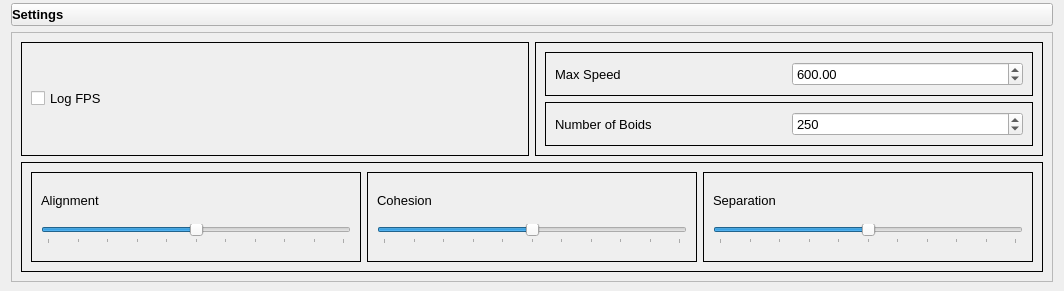
The window that ui/Settings.ui (kpdudek/Boids) describes before a commit, drawn with Qt 5.
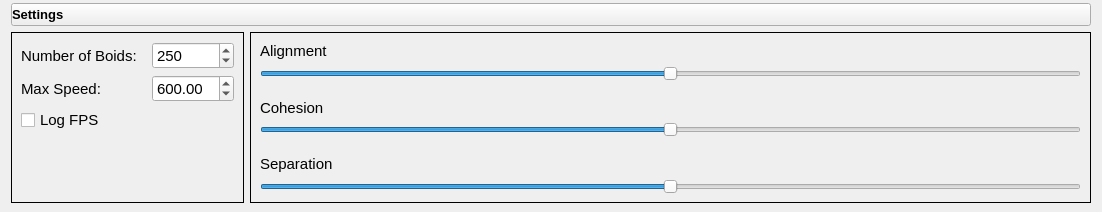
The same window after the commit. Icons and pictures are not drawn.

What changed in the file:
```diff
--- a/ui/Settings.ui
+++ b/ui/Settings.ui
@@ -6,8 +6,8 @@
    <rect>
     <x>0</x>
     <y>0</y>
-    <width>1064</width>
-    <height>288</height>
+    <width>1102</width>
+    <height>212</height>
    </rect>
   </property>
   <property name="sizePolicy">
@@ -59,6 +59,12 @@
       <iconset>
        <normaloff>icons/expand_down.png</normaloff>icons/expand_down.png</iconset>
      </property>
+     <property name="iconSize">
+      <size>
+       <width>16</width>
+       <height>16</height>
+      </size>
+     </property>
      <property name="checkable">
       <bool>true</bool>
      </property>
@@ -70,14 +76,32 @@
    <item row="1" column="0" colspan="2">
     <widget class="QFrame" name="settings_frame">
      <property name="frameShape">
-      <enum>QFrame::StyledPanel</enum>
+      <enum>QFrame::NoFrame</enum>
      </property>
      <property name="frameShadow">
       <enum>QFrame::Plain</enum>
      </property>
      <layout class="QGridLayout" name="gridLayout_9">
+      <property name="leftMargin">
+       <number>0</number>
+      </property>
+      <property name="topMargin">
+       <number>0</number>
+      </property>
+      <property name="rightMargin">
+       <number>0</number>
+      </property>
+      <property name="bottomMargin">
+       <number>0</number>
+      </property>
       <item row="0" column="0" colspan="2">
        <widget class="QFrame" name="frame">
+        <property name="sizePolicy">
+         <sizepolicy hsizetype="Preferred" vsizetype="Preferred">
+          <horstretch>0</horstretch>
+          <verstretch>0</verstretch>
+         </sizepolicy>
+        </property>
         <property name="frameShape">
          <enum>QFrame::Box</enum>
         </property>
@@ -85,11 +109,23 @@
          <enum>QFrame::Plain</enum>
         </property>
         <layout class="QGridLayout" name="gridLayout_6">
-         <item row="1" column="0">
-          <widget class="QCheckBox" name="checkBox">
+         <property name="leftMargin">
+          <number>9</number>
+         </property>
+         <property name="topMargin">
+          <number>9</number>
+         </property>
+         <property name="rightMargin">
+          <number>9</number>
+         </property>
+         <property name="bottomMargin">
+          <number>9</number>
+         </property>
+         <item row="2" column="0">
+          <widget class="QCheckBox" name="log_fps_checkbox">
            <property name="font">
             <font>
-             <pointsize>10</pointsize>
+             <pointsize>11</pointsize>
             </font>
            </property>
            <property name="text">
@@ -97,10 +133,182 @@
            </property>
           </widget>
          </item>
+         <item row="0" column="0">
+          <widget class="QFrame" name="frame_6">
+           <property name="sizePolicy">
+            <sizepolicy hsizetype="Preferred" vsizetype="Fixed">
+             <horstretch>0</horstretch>
+             <verstretch>0</verstretch>
+            </sizepolicy>
+           </property>
+           <property name="frameShape">
+            <enum>QFrame::NoFrame</enum>
+           </property>
+           <property name="frameShadow">
+            <enum>QFrame::Plain</enum>
+           </property>
+           <layout class="QGridLayout" name="gridLayout_8">
+            <property name="leftMargin">
+             <number>0</number>
+            </property>
+            <property name="topMargin">
+             <number>0</number>
+            </property>
+            <property name="rightMargin">
+             <number>0</number>
+            </property>
+            <property name="bottomMargin">
+             <number>0</number>
+            </property>
+            <item row="0" column="0">
+             <widget class="QLabel" name="label_4">
+              <property name="sizePolicy">
+               <sizepolicy hsizetype="Expanding" vsizetype="Preferred">
+                <horstretch>0</horstretch>
+                <verstretch>0</verstretch>
+               </sizepolicy>
+              </property>
+              <property name="minimumSize">
+               <size>
+                <width>125</width>
+                <height>0</height>
+               </size>
+              </property>
+              <property name="maximumSize">
+               <size>
+                <width>125</width>
+                <height>16777215</height>
+               </size>
+              </property>
+              <property name="font">
+               <font>
+                <pointsize>11</pointsize>
+               </font>
+              </property>
+              <property name="text">
+               <string>Number of Boids: </string>
+              </property>
+             </widget>
+            </item>
+            <item row="0" column="1">
+             <widget class="QSpinBox" name="boid_count_spinbox">
+              <property name="font">
+               <font>
+                <pointsize>11</pointsize>
+               </font>
+              </property>
+              <property name="minimum">
+               <number>1</number>
+              </property>
+              <property name="maximum">
+               <number>500</number>
+              </property>
+              <property name="value">
+               <number>250</number>
+              </property>
+             </widget>
+            </item>
+           </layout>
+          </widget>
+         </item>
+         <item row="1" column="0">
+          <widget class="QFrame" name="frame_5">
+           <property name="sizePolicy">
+            <sizepolicy hsizetype="Preferred" vsizetype="Fixed">
+             <horstretch>0</horstretch>
+             <verstretch>0</verstretch>
+            </sizepolicy>
+           </property>
+           <property name="frameShape">
+            <enum>QFrame::NoFrame</enum>
+           </property>
+           <property name="frameShadow">
+            <enum>QFrame::Plain</enum>
+           </property>
+           <layout class="QGridLayout" name="gridLayout_7">
+            <property name="leftMargin">
+             <number>0</number>
+            </property>
+            <property name="topMargin">
+             <number>0</number>
+            </property>
+            <property name="rightMargin">
+             <number>0</number>
+            </property>
+            <property name="bottomMargin">
+             <number>0</number>
+            </property>
+            <item row="0" column="0">
+             <widget class="QLabel" name="label_5">
+              <property name="sizePolicy">
+               <sizepolicy hsizetype="Expanding" vsizetype="Preferred">
+                <horstretch>0</horstretch>
+                <verstretch>0</verstretch>
+               </sizepolicy>
+              </property>
+              <property name="minimumSize">
+               <size>
+                <width>125</width>
+                <height>0</height>
+               </size>
+              </property>
+              <property name="maximumSize">
+               <size>
+                <width>125</width>
+                <height>16777215</height>
+               </size>
+              </property>
+              <property name="font">
+               <font>
+                <pointsize>11</pointsize>
+               </font>
+              </property>
+              <property name="text">
+               <string>Max Speed: </string>
+              </property>
+             </widget>
+            </item>
+            <item row="0" column="1">
+             <widget class="QDoubleSpinBox" name="max_speed_spinbox">
+              <property name="font">
+               <font>
+                <pointsize>11</pointsize>
+               </font>
+              </property>
+              <property name="minimum">
+               <double>1.000000000000000</double>
+              </property>
+              <property name="maximum">
+               <double>1000.000000000000000</double>
+              </property>
+              <property name="singleStep">
+               <double>10.000000000000000</double>
+              </property>
+              <property name="value">
+               <double>600.000000000000000</double>
+              </property>
+             </widget>
+            </item>
+           </layout>
+          </widget>
+         </item>
+         <item row="3" column="0">
+          <spacer name="verticalSpacer">
+           <property name="orientation">
+            <enum>Qt::Vertical</enum>
+           </property>
+           <property name="sizeHint" stdset="0">
+            <size>
+             <width>20</width>
+             <height>40</height>
+            </size>
+           </property>
+          </spacer>
+         </item>
         </layout>
        </widget>
       </item>
-      <item row="2" column="0" colspan="4">
+      <item row="0" column="2">
        <widget class="QFrame" name="flocking_settings">
         <property name="minimumSize">
          <size>
@@ -122,83 +330,28 @@
         </property>
         <layout class="QGridLayout" name="gridLayout_2">
          <property name="leftMargin">
-          <number>9</number>
+          <number>0</number>
          </property>
          <property name="topMargin">
-          <number>9</number>
+          <number>0</number>
          </property>
          <property name="rightMargin">
-          <number>9</number>
+          <number>0</number>
          </property>
          <property name="bottomMargin">
-          <number>9</number>
+          <number>0</number>
          </property>
          <property name="verticalSpacing">
           <number>0</number>
          </property>
-         <item row="2" column="2">
-          <widget class="QFrame" name="frame_4">
-           <property name="maximumSize">
-            <size>
-             <width>16777215</width>
-             <height>16777215</height>
-            </size>
-           </property>
-           <property name="frameShape">
-            <enum>QFrame::Box</enum>
-           </property>
-           <property name="frameShadow">
-            <enum>QFrame::Plain</enum>
-           </property>
-           <layout class="QGridLayout" name="gridLayout_5">
-            <item row="0" column="0">
-             <widget class="QLabel" name="label_3">
-              <property name="maximumSize">
-               <size>
-                <width>16777215</width>
-                <height>20</height>
-               </size>
-              </property>
-              <property name="font">
-               <font>
-                <pointsize>10</pointsize>
-               </font>
-              </property>
-              <property name="text">
-               <string>Separation</string>
-              </property>
-             </widget>
-            </item>
-            <item row="1" column="0">
-             <widget class="QSlider" name="horizontalSlider_3">
-              <property name="maximum">
-               <number>10</number>
-              </property>
-              <property name="singleStep">
-               <number>1</number>
-              </property>
-              <property name="pageStep">
-               <number>5</number>
-              </property>
-              <property name="value">
-               <number>5</number>
-              </property>
-              <property name="orientation">
-               <enum>Qt::Horizontal</enum>
-              </property>
-              <property name="tickPosition">
-               <enum>QSlider::TicksBelow</enum>
-              </property>
-              <property name="tickInterval">
-               <number>1</number>
-              </property>
-             </widget>
-            </item>
-           </layout>
-          </widget>
-         </item>
          <item row="2" column="1">
           <widget class="QFrame" name="frame_3">
+           <property name="sizePolicy">
+            <sizepolicy hsizetype="Preferred" vsizetype="Fixed">
+             <horstretch>0</horstretch>
+             <verstretch>0</verstretch>
+            </sizepolicy>
+           </property>
            <property name="maximumSize">
             <size>
              <width>16777215</width>
@@ -206,38 +359,13 @@
             </size>
            </property>
            <property name="frameShape">
-            <enum>QFrame::Box</enum>
+            <enum>QFrame::NoFrame</enum>
            </property>
            <property name="frameShadow">
             <enum>QFrame::Plain</enum>
            </property>
            <layout class="QGridLayout" name="gridLayout_4">
             <item row="1" column="0">
-             <widget class="QSlider" name="horizontalSlider_2">
-              <property name="maximum">
-               <number>10</number>
-              </property>
-              <property name="singleStep">
-               <number>1</number>
-              </property>
-              <property name="pageStep">
-               <number>5</number>
-              </property>
-              <property name="value">
-               <number>5</number>
-              </property>
-              <property name="orientation">
-               <enum>Qt::Horizontal</enum>
-              </property>
-              <property name="tickPosition">
-               <enum>QSlider::TicksBelow</enum>
-              </property>
-              <property name="tickInterval">
-               <number>1</number>
-              </property>
-             </widget>
-            </item>
-            <item row="0" column="0">
              <widget class="QLabel" name="label_2">
               <property name="maximumSize">
                <size>
@@ -247,7 +375,7 @@
               </property>
               <property name="font">
                <font>
-                <pointsize>10</pointsize>
+                <pointsize>11</pointsize>
                </font>
               </property>
               <property name="text">
@@ -255,11 +383,48 @@
               </property>
              </widget>
             </item>
+            <item row="2" column="0">
+             <widget class="QSlider" name="cohesion_slider">
+              <property name="maximum">
+               <number>10</number>
+              </property>
+              <property name="singleStep">
+               <number>1</number>
+              </property>
+              <property name="pageStep">
+               <number>5</number>
+              </property>
+              <property name="value">
+               <number>5</number>
+              </property>
+              <property name="orientation">
+               <enum>Qt::Horizontal</enum>
+              </property>
+              <property name="invertedAppearance">
+               <bool>false</bool>
+              </property>
+              <property name="invertedControls">
+               <bool>false</bool>
+              </property>
+              <property name="tickPosition">
+               <enum>QSlider::NoTicks</enum>
+              </property>
+              <property name="tickInterval">
+               <number>1</number>
+              </property>
+             </widget>
+            </item>
            </layout>
           </widget>
          </item>
-         <item row="2" column="0">
+         <item row="0" column="1">
           <widget class="QFrame" name="frame_2">
+           <property name="sizePolicy">
+            <sizepolicy hsizetype="Preferred" vsizetype="Fixed">
+             <horstretch>0</horstretch>
+             <verstretch>0</verstretch>
+            </sizepolicy>
+           </property>
            <property name="maximumSize">
             <size>
              <width>16777215</width>
@@ -267,7 +432,7 @@
             </size>
            </property>
            <property name="frameShape">
-            <enum>QFrame::Box</enum>
+            <enum>QFrame::NoFrame</enum>
            </property>
            <property name="frameShadow">
             <enum>QFrame::Plain</enum>
@@ -283,7 +448,7 @@
               </property>
               <property name="font">
                <font>
-                <pointsize>10</pointsize>
+                <pointsize>11</pointsize>
                </font>
               </property>
               <property name="text">
@@ -292,7 +457,7 @@
              </widget>
             </item>
             <item row="1" column="0">
-             <widget class="QSlider" name="horizontalSlider">
+             <widget class="QSlider" name="alignment_slider">
               <property name="maximum">
                <number>10</number>
               </property>
@@ -308,8 +473,14 @@
               <property name="orientation">
                <enum>Qt::Horizontal</enum>
               </property>
+              <property name="invertedAppearance">
+               <bool>false</bool>
+              </property>
+              <property name="invertedControls">
+               <bool>false</bool>
+              </property>
               <property name="tickPosition">
-               <enum>QSlider::TicksBelow</enum>
+               <enum>QSlider::NoTicks</enum>
               </property>
               <property name="tickInterval">
                <number>1</number>
@@ -319,99 +490,73 @@
            </layout>
           </widget>
          </item>
-        </layout>
-       </widget>
-      </item>
-      <item row="0" column="2" colspan="2">
-       <widget class="QFrame" name="frame_7">
-        <property name="frameShape">
-         <enum>QFrame::Box</enum>
-        </property>
-        <property name="frameShadow">
-         <enum>QFrame::Plain</enum>
-        </property>
-        <layout class="QGridLayout" name="gridLayout_10">
-         <item row="0" column="0">
-          <widget class="QFrame" name="frame_5">
+         <item row="3" column="1">
+          <widget class="QFrame" name="frame_4">
+           <property name="sizePolicy">
+            <sizepolicy hsizetype="Preferred" vsizetype="Fixed">
+             <horstretch>0</horstretch>
+             <verstretch>0</verstretch>
+            </sizepolicy>
+           </property>
+           <property name="maximumSize">
+            <size>
+             <width>16777215</width>
+             <height>16777215</height>
+            </size>
+           </property>
            <property name="frameShape">
-            <enum>QFrame::Box</enum>
+            <enum>QFrame::NoFrame</enum>
            </property>
            <property name="frameShadow">
             <enum>QFrame::Plain</enum>
            </property>
-           <layout class="QGridLayout" name="gridLayout_7">
+           <layout class="QGridLayout" name="gridLayout_5">
             <item row="0" column="0">
-             <widget class="QLabel" name="label_5">
+             <widget class="QLabel" name="label_3">
+              <property name="maximumSize">
+               <size>
+                <width>16777215</width>
+                <height>20</height>
+               </size>
+              </property>
               <property name="font">
                <font>
-                <pointsize>10</pointsize>
+                <pointsize>11</pointsize>
                </font>
               </property>
               <property name="text">
-               <string>Max Speed</string>
+               <string>Separation</string>
               </property>
              </widget>
             </item>
-            <item row="0" column="1">
-             <widget class="QDoubleSpinBox" name="doubleSpinBox">
-              <property name="font">
-               <font>
-                <pointsize>10</pointsize>
-               </font>
-              </property>
-              <property name="minimum">
-               <double>1.000000000000000</double>
-              </property>
+            <item row="1" column="0">
+             <widget class="QSlider" name="separation_slider">
               <property name="maximum">
-               <double>1000.000000000000000</double>
+               <number>10</number>
               </property>
               <property name="singleStep">
-               <double>10.000000000000000</double>
+               <number>1</number>
               </property>
+              <property name="pageStep">
+               <number>5</number>
+              </property>
               <property name="value">
-               <double>600.000000000000000</double>
+               <number>5</number>
               </property>
-             </widget>
-            </item>
-           </layout>
-          </widget>
-         </item>
-         <item row="1" column="0">
-          <widget class="QFrame" name="frame_6">
-           <property name="frameShape">
-            <enum>QFrame::Box</enum>
-           </property>
-           <property name="frameShadow">
-            <enum>QFrame::Plain</enum>
-           </property>
-           <layout class="QGridLayout" name="gridLayout_8">
-            <item row="0" column="0">
-             <widget class="QLabel" name="label_4">
-              <property name="font">
-               <font>
-                <pointsize>10</pointsize>
-               </font>
+              <property name="orientation">
+               <enum>Qt::Horizontal</enum>
               </property>
-              <property name="text">
-               <string>Number of Boids</string>
+              <property name="invertedAppearance">
+               <bool>false</bool>
               </property>
-             </widget>
-            </item>
-            <item row="0" column="1">
-             <widget class="QSpinBox" name="spinBox">
-              <property name="font">
-               <font>
-                <pointsize>10</pointsize>
-               </font>
+              <property name="invertedControls">
+               <bool>false</bool>
               </property>
-              <property name="minimum">
-               <number>1</number>
+              <property name="tickPosition">
+               <enum>QSlider::NoTicks</enum>
               </property>
-              <property name="maximum">
-               <number>500</number>
-              </property>
-              <property name="value">
-               <number>250</number>
+              <property name="tickInterval">
+               <number>1</number>
               </property>
              </widget>
             </item>
```
